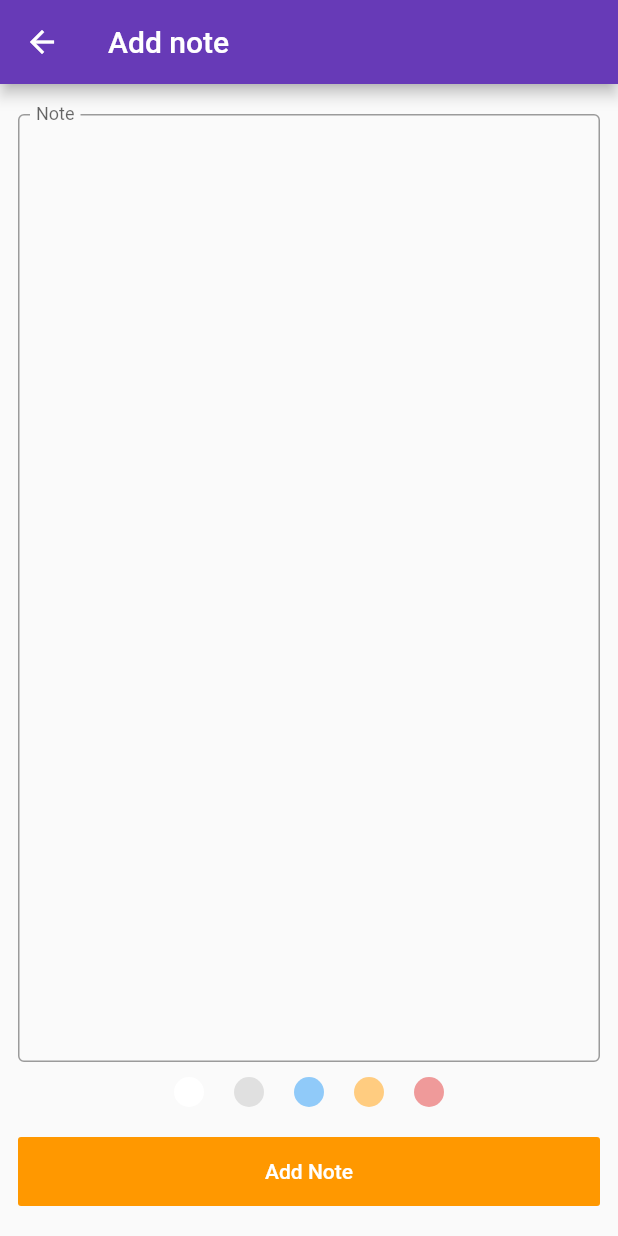
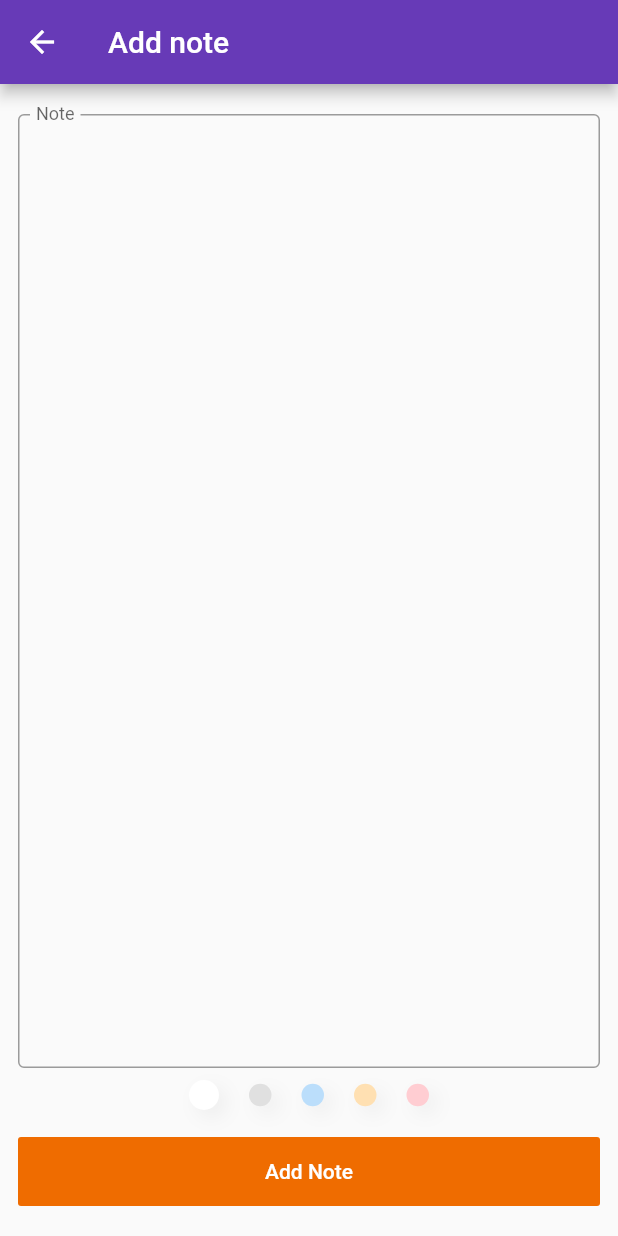
Before and after one commit to Nasar-uddin/flutter_note_todo, a Flutter app: the screen it shows after launch, after a tap on the "add" icon, on a phone screen of 412 x 824 dp. Run offline on Flutter 3.47's test engine with Material 2 defaults, Android fonts, the phone set to English and light mode, and no system bars; our stand-ins replace sqflite; accounts and stored records are empty.

Commit message:
crud done with color selection

```diff
--- a/lib/constrain/colors.dart
+++ b/lib/constrain/colors.dart
@@ -1,15 +1,20 @@
 import 'package:flutter/material.dart';
 class ColorName{
+    // ignore: non_constant_identifier_names
     static final String RED = 'red';
+    // ignore: non_constant_identifier_names
     static final String WHITE = 'white';
+    // ignore: non_constant_identifier_names
     static final String GERY = 'gery';
+    // ignore: non_constant_identifier_names
     static final String ORANGE = 'orange';
+    // ignore: non_constant_identifier_names
     static final String BLUE = 'blue';
 }
 Map<String,Color> noteColors = {
     ColorName.WHITE: Colors.white,
     ColorName.GERY: Colors.grey[300],
-    ColorName.BLUE: Colors.blue[200],
-    ColorName.ORANGE: Colors.orange[200],
-    ColorName.RED:Colors.red[200],
+    ColorName.BLUE: Colors.blue[100],
+    ColorName.ORANGE: Colors.orange[100],
+    ColorName.RED:Colors.red[100],
 };
--- a/lib/main.dart
+++ b/lib/main.dart
@@ -23,7 +23,7 @@ class MyApp extends StatelessWidget {
         debugShowCheckedModeBanner: false,
         theme: ThemeData(
           primarySwatch: Colors.deepPurple,
-          accentColor: Colors.orange,
+          accentColor: Colors.orange[800],
           visualDensity: VisualDensity.adaptivePlatformDensity,
         ),
         initialRoute: '/',
--- a/lib/providers/note_provider.dart
+++ b/lib/providers/note_provider.dart
@@ -32,4 +32,9 @@ class NoteProvider with ChangeNotifier {
     getNotes();
     notifyListeners();
   }
+  updateNote(Note note) async {
+    await dbHelper.updateNote(note);
+    getNotes();
+    notifyListeners();
+  }
 }
--- a/lib/screens/add_note_screen.dart
+++ b/lib/screens/add_note_screen.dart
@@ -4,13 +4,17 @@ import 'package:gnotes/models/note.dart';
 import 'package:gnotes/providers/note_provider.dart';
 import 'package:provider/provider.dart';
 
-class AddNoteScreen extends StatelessWidget {
+class AddNoteScreen extends StatefulWidget {
+  @override
+  _AddNoteScreenState createState() => _AddNoteScreenState();
+}
+
+class _AddNoteScreenState extends State<AddNoteScreen> {
   final TextEditingController tec = TextEditingController(text: '');
-
+  String selectColorName = ColorName.WHITE;
   @override
   Widget build(BuildContext context) {
     final noteData = Provider.of<NoteProvider>(context);
-    List<Color> myColors = _getColors();
     return Scaffold(
       appBar: AppBar(
         title: Text('Add note'),
@@ -37,13 +41,7 @@ class AddNoteScreen extends StatelessWidget {
             Container(
               child: Row(
                 mainAxisAlignment: MainAxisAlignment.center,
-                children: myColors.map((e) => Padding(
-                  padding: const EdgeInsets.all(10.0),
-                  child: CircleAvatar(
-                    backgroundColor: e,
-                    radius: 10,
-                  ),
-                )).toList(),
+                children: _colorSelection(),
               ),
             ),
             Container(
@@ -58,11 +56,10 @@ class AddNoteScreen extends StatelessWidget {
                 ),
                 onPressed: () async {
                   Note note = Note(
-                    body: tec.value.text,
-                    date: DateTime.now().toString(),
-                    colorName: ColorName.BLUE
-                  );
-                  if(note.body != ''){
+                      body: tec.value.text.trim(),
+                      date: DateTime.now().toString(),
+                      colorName: selectColorName);
+                  if (note.body != '') {
                     // NoteDbHelper dbHelper = NoteDbHelper.instance;
                     // dbHelper.insertNote(note);
                     await noteData.addNote(note);
@@ -78,12 +75,43 @@ class AddNoteScreen extends StatelessWidget {
     );
   }
 
-  List<Color> _getColors() {
-    List<Color> nColors = [];
+
+  List<Widget> _colorSelection() {
+    List<Widget> widgets = [];
     noteColors.forEach((key, value) {
-      nColors.add(value);
+      widgets.add(GestureDetector(
+        onTap: (){
+          setState(() {
+            selectColorName = key;
+          });
+        },
+        child: Container(
+          margin: EdgeInsets.symmetric(vertical: 8,horizontal: 10),
+          height: selectColorName==key? 20:15,
+          width: selectColorName==key? 20:15,
+          decoration: BoxDecoration(
+            borderRadius: BorderRadius.circular(10.0),
+            color: value,
+            boxShadow: [BoxShadow(
+              color: Color.fromRGBO(0, 0, 0, 0.05),
+              blurRadius: 10,
+              offset: Offset(5, 5)
+            )]
+          ),
+        ),
+      ));
     });
-    // print(nColors);
-    return nColors;
+    return widgets;
   }
 }
+/*
+myColors.map((e) {
+  return Padding(
+    padding: const EdgeInsets.all(10.0),
+    child: CircleAvatar(
+      backgroundColor: e,
+      radius: 10,
+    ),
+  );
+}).toList()
+*/
--- a/lib/screens/note_screen.dart
+++ b/lib/screens/note_screen.dart
@@ -1,5 +1,5 @@
 import 'package:flutter/material.dart';
-import 'package:gnotes/widgets/notes_grid.dart';
+import 'package:gnotes/widgets/notes_list.dart';
 
 class NoteScreen extends StatelessWidget {
   @override
@@ -15,6 +15,6 @@ class NoteScreen extends StatelessWidget {
             Navigator.pushNamed(context, '/addnote');
           },
         ),
-        body: NoteGrid());
+        body: NotesList());
   }
 }
--- a/lib/widgets/notes_grid.dart
+++ b/lib/widgets/notes_grid.dart
@@ -1,6 +1,5 @@
 import 'package:flutter/material.dart';
 import 'package:gnotes/constrain/colors.dart';
-import 'package:gnotes/models/note.dart';
 import 'package:gnotes/providers/note_provider.dart';
 import 'package:provider/provider.dart';
 
@@ -51,7 +50,7 @@ class NoteGrid extends StatelessWidget {
                           crossAxisAlignment: CrossAxisAlignment.start,
                           children: [
                             Text(
-                              snapshot.data[index].body,
+                              snapshot.data[index].body.toString().length>50?snapshot.data[index].body.toString().substring(0,49):snapshot.data[index].body,
                               style: _paragraph,
                             )
                           ],
--- /dev/null
+++ b/lib/widgets/notes_list.dart
@@ -0,0 +1,78 @@
+import 'package:flutter/material.dart';
+import 'package:gnotes/constrain/colors.dart';
+import 'package:gnotes/providers/note_provider.dart';
+import 'package:provider/provider.dart';
+
+class NotesList extends StatelessWidget {
+  final TextStyle _paragraph = TextStyle(fontSize: 16, color: Colors.black87);
+
+  @override
+  Widget build(BuildContext context) {
+    final noteData = Provider.of<NoteProvider>(context);
+    return Padding(
+      padding: const EdgeInsets.all(10.0),
+      child: FutureBuilder(
+        future: noteData.getNotes(),
+        builder: (BuildContext context, AsyncSnapshot<dynamic> snapshot) {
+          switch (snapshot.connectionState) {
+            case ConnectionState.waiting:
+              return Container(
+                child: Center(
+                  child: CircularProgressIndicator(),
+                ),
+              );
+            case ConnectionState.done:
+              if (snapshot.hasData) {
+                if(snapshot.data.length==0) return Container(
+                  alignment: Alignment.center,
+                  child: Text('No Notes available'),
+                );
+                // print(snapshot.data[0].toMap());
+                return ListView.builder(
+                    itemCount: snapshot.data.length,
+                    itemBuilder: (context, index) {
+                      return Container(
+                        padding: EdgeInsets.symmetric(vertical: 6),
+                        margin: EdgeInsets.only(bottom: 12.0),
+                        decoration: BoxDecoration(
+                          color: noteColors[snapshot.data[index].colorName],
+                          borderRadius: BorderRadius.circular(5.0),
+                          boxShadow: [BoxShadow(
+                            color: Color.fromRGBO(0, 0, 0, 0.05),
+                            blurRadius: 15,
+                            offset: Offset(0, 6.0)
+                          )]
+                        ),
+                        child: ListTile(
+                          title: Text(
+                            snapshot.data[index].body,
+                            style: _paragraph,
+                          ),
+                          subtitle: Padding(
+                            padding: const EdgeInsets.only(top:10),
+                            child: Text(
+                              snapshot.data[index].date.toString().substring(0,10),
+                              style: TextStyle(
+                                color: Colors.black45
+                              ),
+                            ),
+                          ),
+
+                          onTap: (){
+                            Navigator.pushNamed(context, '/note_details',arguments: snapshot.data[index]);
+                          },
+                        ),
+                      );
+                    });
+              }
+              break;
+            default:
+              return Container(
+                child: Text('No notes'),
+              );
+          }
+        },
+      ),
+    );
+  }
+}
```
Also changed, not shown: lib/helpers/note_db_helper.dart (+11 -0 lines), lib/screens/note_details_screen.dart (+43 -16 lines).
